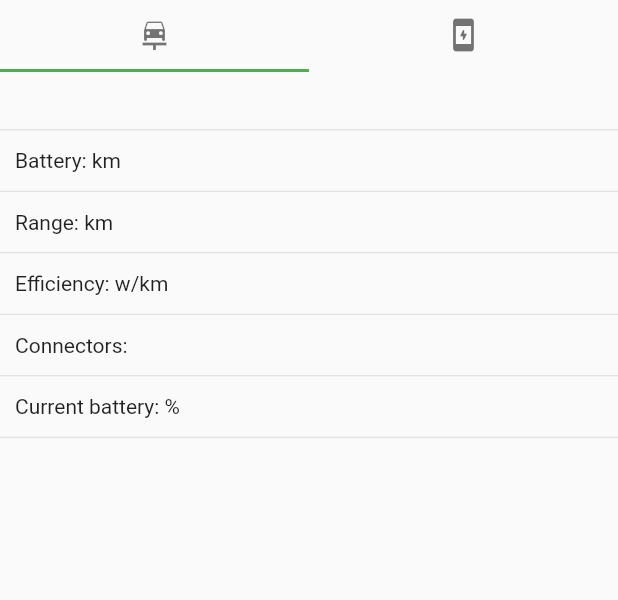
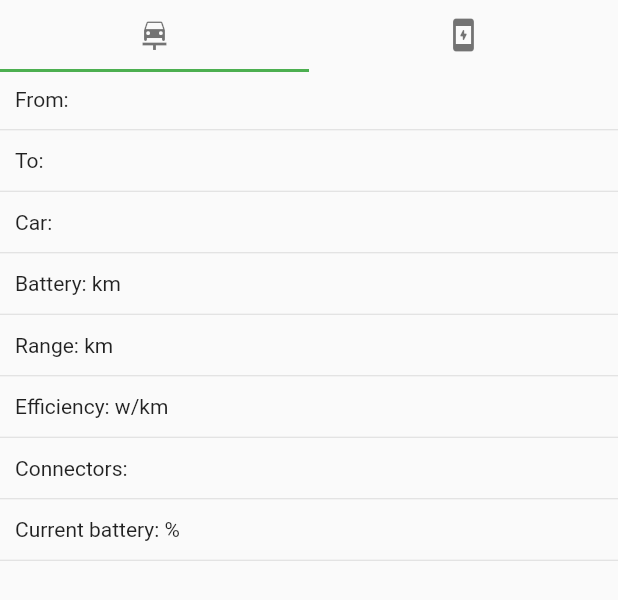
Before and after one commit to MrDede06/GPHdev, a Flutter app: the InfoTabMenus widget shown alone on an empty page, opened directly, on a phone screen of 412 x 824 dp. Shown: the top 600 px of the screen. Run offline on Flutter 3.47's test engine with Material 2 defaults, Android fonts, the phone set to English and light mode, and no system bars; our stand-ins replace flutter_bounce, google_fonts, google_maps_flutter, progress_indicators; missing offline and left inert: flutter_google_places, flutter_mapbox_navigation, flutter_polyline_points, google_api_headers, google_maps_webservice; network calls fail.

Commit message:
new fixes arived

```diff
--- a/lib/providers/LocationProvider.dart
+++ b/lib/providers/LocationProvider.dart
@@ -6,13 +6,16 @@ class Location {
   double lattiduteDest;
   double longitudeDest;
   bool isSelected;
-  Location({
-    this.lattidute,
+  String sourceAddr;
+  String destinationAddr;
+  Location(
+      {this.lattidute,
       this.longitude,
       this.lattiduteDest,
       this.longitudeDest,
       this.isSelected = false,
-  });
+      this.sourceAddr,
+      this.destinationAddr});
 }
 
 class LocationProvider with ChangeNotifier {
@@ -22,21 +25,34 @@ class LocationProvider with ChangeNotifier {
       lattiduteDest: 51.5266,
       longitudeDest: -0.0798,
       isSelected: false,
-  );
+      sourceAddr: "",
+      destinationAddr: "");
 
   Location get currentLoc {
     return loc;
   }
 
-  void updateLocSource(double lat, double long) {
+  void updateLocSource(double lat, double long, String addr) {
     loc.lattidute = lat;
     loc.longitude = long;
+    loc.sourceAddr = addr;
     notifyListeners();
   }
 
-  void updateLocDest(double lat, double long) {
+  void updateLocDest(double lat, double long, String addr) {
     loc.lattiduteDest = lat;
     loc.longitudeDest = long;
+    loc.destinationAddr = addr;
+    notifyListeners();
+  }
+
+  void updateSourceAddr(String addr) {
+    loc.sourceAddr = addr;
+    notifyListeners();
+  }
+
+  void updateDestAddr(String addr) {
+    loc.destinationAddr = addr;
     notifyListeners();
   }
 
--- a/lib/widgets/InfoTabMenus.dart
+++ b/lib/widgets/InfoTabMenus.dart
@@ -1,6 +1,7 @@
 import 'package:flutter/material.dart';
 import 'package:stateTrial/providers/CarProvider.dart';
 import 'package:provider/provider.dart';
+import 'package:stateTrial/providers/LocationProvider.dart';
 
 class InfoTabMenus extends StatefulWidget {
   @override
@@ -12,6 +13,7 @@ class _InfoTabMenusState extends State<InfoTabMenus>
   @override
   Widget build(BuildContext context) {
     final carData = Provider.of<CarProvider>(context);
+    final locData = Provider.of<LocationProvider>(context);
     return Container(
         child: DefaultTabController(
       length: 2,
@@ -41,11 +43,13 @@ class _InfoTabMenusState extends State<InfoTabMenus>
               child: Container(
                 constraints: BoxConstraints.expand(),
                 child: TabBarView(children: [
-                  carData.car.name == ""
+                  _getInfoTabStat(locData, carData)
                       ? Container(
                           child: Column(
                           children: <Widget>[
-                            _getRowWithDivider(""),
+                            _getRowWithDivider("From:"),
+                            _getRowWithDivider("To:"),
+                            _getRowWithDivider("Car:"),
                             _getRowWithDivider("Battery: km"),
                             _getRowWithDivider("Range: km"),
                             _getRowWithDivider("Efficiency: w/km"),
@@ -56,20 +60,43 @@ class _InfoTabMenusState extends State<InfoTabMenus>
                       : Container(
                           child: Column(
                           children: <Widget>[
-                            _getRowWithDivider(carData.car.name),
-                            _getRowWithDivider("Battery: " +
+                            locData.loc.lattidute == 37.785834
+                                ? _getRowWithDivider("From: ")
+                                : _getRowWithDividerHL(
+                                    "From: " + locData.loc.sourceAddr),
+                            locData.loc.lattiduteDest == 51.5266
+                                ? _getRowWithDivider("To: ")
+                                : _getRowWithDividerHL(
+                                    "To: " + locData.loc.destinationAddr),
+                            carData.car.name == ""
+                                ? _getRowWithDivider("Car: ")
+                                : _getRowWithDividerHL(
+                                    "Car: " + carData.car.name),
+                            carData.car.name == ""
+                                ? _getRowWithDivider("Battery: km")
+                                : _getRowWithDividerHL("Battery: " +
                                     carData.car.battery.toString() +
                                     " kw"),
-                            _getRowWithDivider("Range: " +
+                            carData.car.name == ""
+                                ? _getRowWithDivider("Range: km")
+                                : _getRowWithDividerHL("Range: " +
                                     carData.car.range.toString() +
                                     " km"),
-                            _getRowWithDivider("Efficiency: " +
+                            carData.car.name == ""
+                                ? _getRowWithDivider("Efficiency: w/km")
+                                : _getRowWithDividerHL("Efficiency: " +
                                     carData.car.efficieny.toString() +
                                     " w/km"),
-                            _getRowWithDivider("Connectors: " +
+                            carData.car.name == ""
+                                ? _getRowWithDivider("Connectors:")
+                                : _getRowWithDividerHL("Connectors: " +
                                     carData.car.connectors.toString()),
-                            _getRowWithDivider("Current battery: " +
-                                carData.car.currentBattery.toInt().toString() +
+                            carData.car.currentBattery == 0
+                                ? _getRowWithDivider("Current battery: %")
+                                : _getRowWithDividerHL("Current battery: " +
+                                    carData.car.currentBattery
+                                        .toInt()
+                                        .toString() +
                                     " %"),
                           ],
                         )),
@@ -99,4 +126,29 @@ class _InfoTabMenusState extends State<InfoTabMenus>
       children: children,
     );
   }
+
+  Widget _getRowWithDividerHL(String text) {
+    var children = <Widget>[
+      new Padding(padding: new EdgeInsets.all(10.0), child: new Text(text)),
+      new Divider(height: 5.0),
+    ];
+
+    return new Container(
+      color: Colors.grey[200],
+      child: Column(
+        crossAxisAlignment: CrossAxisAlignment.start,
+        children: children,
+      ),
+    );
   }
+
+  bool _getInfoTabStat(LocationProvider loc, CarProvider car) {
+    if (loc.loc.lattidute == 37.785834 &&
+        loc.loc.lattiduteDest == 51.5266 &&
+        car.car.name == "" &&
+        car.car.currentBattery == 0)
+      return true;
+    else
+      return false;
+  }
+}
--- a/lib/widgets/UserForm.dart
+++ b/lib/widgets/UserForm.dart
@@ -72,7 +72,7 @@ class _UserForm extends State<UserForm> {
               FocusScope.of(context).unfocus();
               _formKey.currentState.save();
               print(lattidute);
-              locData.updateLocSource(lattidute, longitude);
+              //   locData.updateLocSource(lattidute, longitude, );
             },
           ),
         ],
```
Also changed, not shown: lib/widgets/CarSearch.dart (+0 -15 lines), lib/widgets/MapView.dart (+27 -12 lines), lib/widgets/SearchForm.dart (+2 -8 lines). Lines whose indentation alone changed are shown as unchanged.
